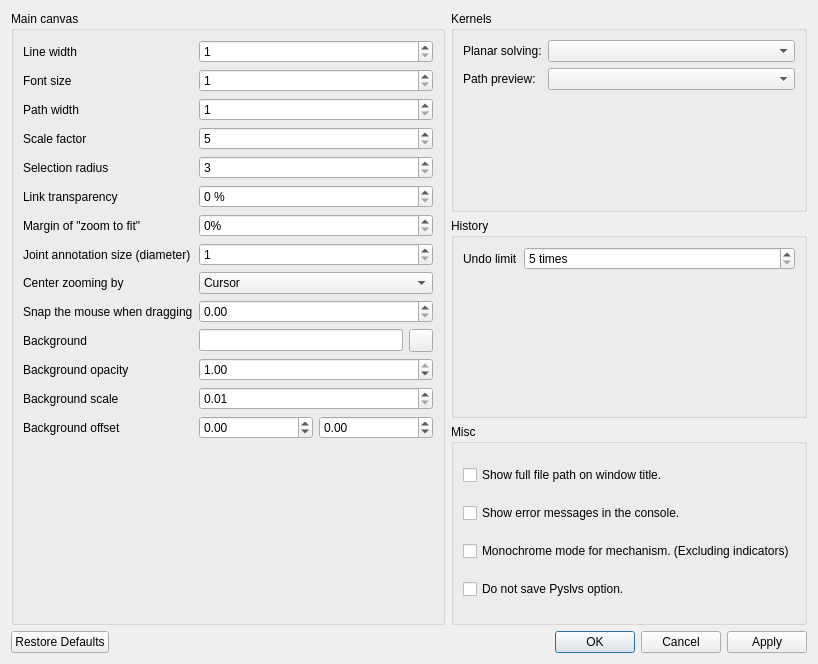
First picture: the form in core/io/preference.ui, repository KmolYuan/Pyslvs-UI, before the edit.
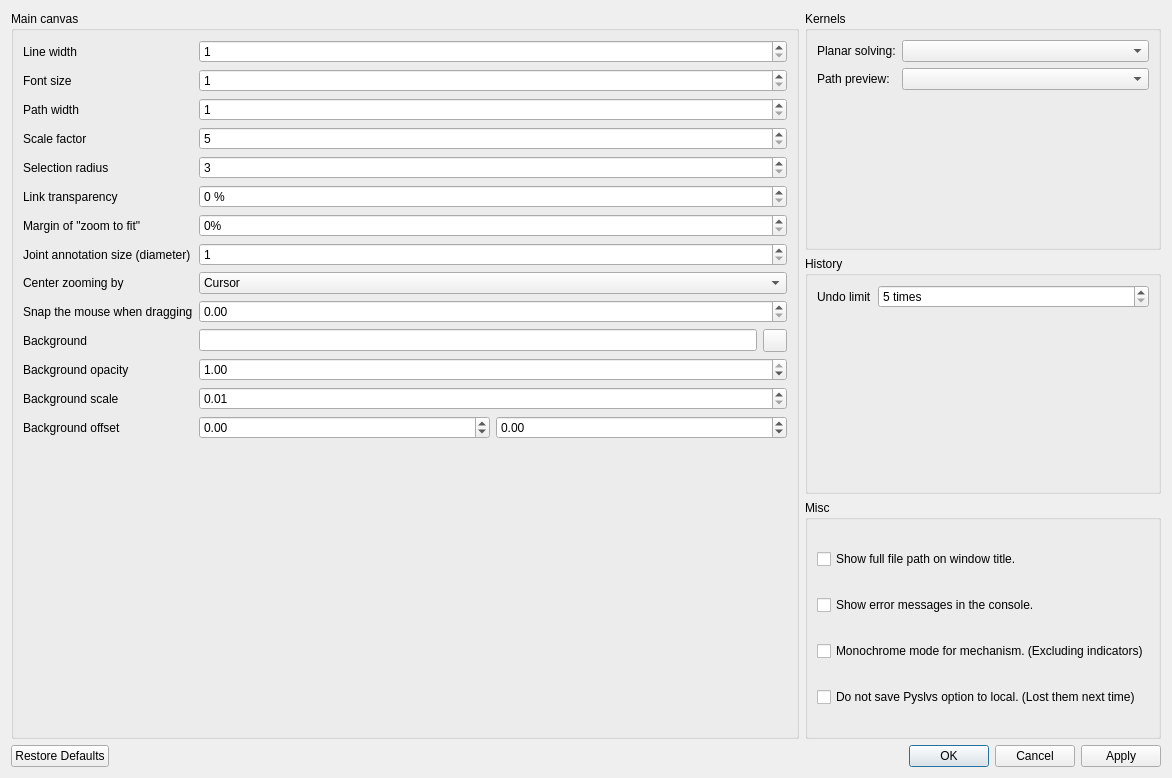
Second picture: the form after the edit. Icons and pictures are not drawn.

Patch:
```diff
--- a/core/io/preference.ui
+++ b/core/io/preference.ui
@@ -6,8 +6,8 @@
    <rect>
     <x>0</x>
     <y>0</y>
-    <width>818</width>
-    <height>664</height>
+    <width>1172</width>
+    <height>778</height>
    </rect>
   </property>
   <property name="windowTitle">
@@ -399,7 +399,7 @@
           <item>
            <widget class="QCheckBox" name="dontsave_option">
             <property name="text">
-             <string>Do not save Pyslvs option.</string>
+             <string>Do not save Pyslvs option to local. (Lost them next time)</string>
             </property>
            </widget>
           </item>
```
Left out of the diff: 3 changed lines with no effect on the pictures.
